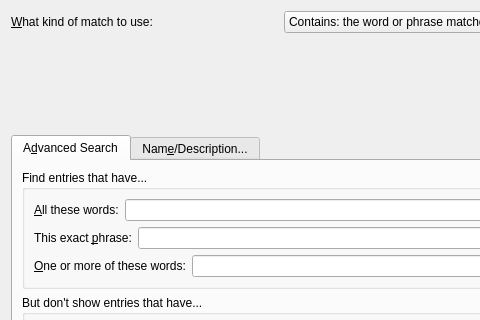
kovidgoyal/calibre, file src/calibre/gui2/store/config/chooser/adv_search_builder.ui: the form before one commit; both pictures show x 0 to 480 and y 0 to 320 of the 752 by 472 pixel window.
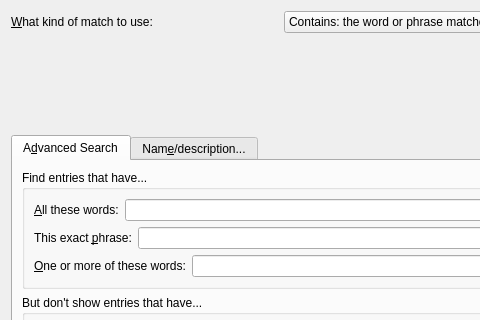
The form after the commit. Icons and pictures are not drawn. Custom widgets are drawn as their Qt base class.

```diff
--- a/src/calibre/gui2/store/config/chooser/adv_search_builder.ui
+++ b/src/calibre/gui2/store/config/chooser/adv_search_builder.ui
@@ -186,7 +186,7 @@
      </widget>
      <widget class="QWidget" name="tab_2">
       <attribute name="title">
-       <string>Nam&amp;e/Description...</string>
+       <string>Nam&amp;e/description...</string>
       </attribute>
       <layout class="QGridLayout" name="gridLayout">
        <item row="1" column="0">
```
